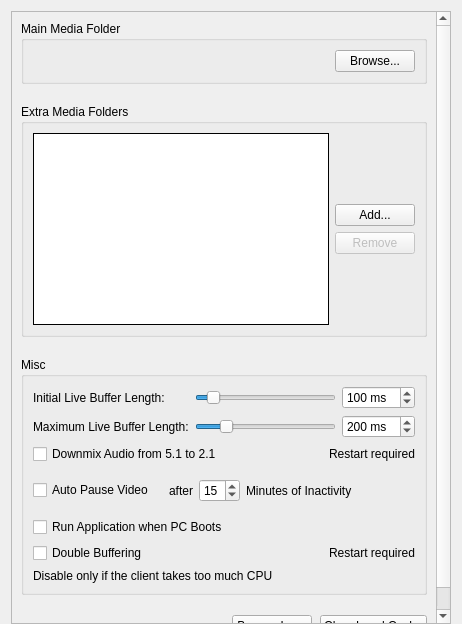
networkoptix/nx_open, file client/libclient/src/ui/widgets/local_settings/general_preferences_widget.ui: the form before one commit.
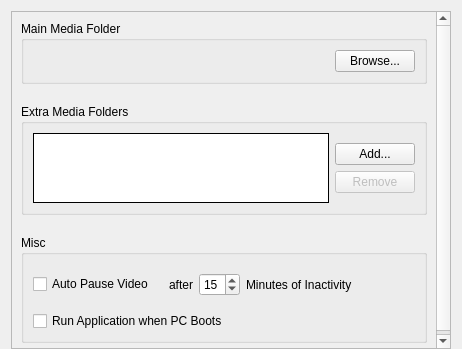
The form after the commit.

Commit message:
VMS-3317 - Add "Reset all warnings" button
<==== Mercurial data ====>
Branch: dev_3.0.0_gui

```diff
--- a/client/libclient/src/ui/widgets/local_settings/general_preferences_widget.ui
+++ b/client/libclient/src/ui/widgets/local_settings/general_preferences_widget.ui
@@ -7,7 +7,7 @@
     <x>0</x>
     <y>0</y>
     <width>462</width>
-    <height>624</height>
+    <height>349</height>
    </rect>
   </property>
   <property name="windowTitle">
@@ -34,7 +34,7 @@
         <x>0</x>
         <y>0</y>
         <width>442</width>
-        <height>613</height>
+        <height>338</height>
        </rect>
       </property>
       <layout class="QVBoxLayout" name="verticalLayout_2">
@@ -161,7 +161,7 @@
           <bool>true</bool>
          </property>
          <layout class="QGridLayout" name="gridLayout_2">
-          <item row="2" column="0" colspan="2">
+          <item row="0" column="0" colspan="2">
            <layout class="QHBoxLayout" name="pauseOnInactivityLayout" stretch="0,0,0">
             <item>
              <widget class="QCheckBox" name="pauseOnInactivityCheckBox">
@@ -221,194 +221,16 @@
             </item>
            </layout>
           </item>
-          <item row="1" column="1" alignment="Qt::AlignRight">
-           <widget class="QLabel" name="downmixWarningLabel">
-            <property name="text">
-             <string>Restart required</string>
-            </property>
-           </widget>
-          </item>
-          <item row="0" column="0" colspan="2">
-           <layout class="QGridLayout" name="gridLayout">
-            <item row="0" column="0">
-             <widget class="QLabel" name="initialLiveBufferLengthLabel">
-              <property name="text">
-               <string>Initial Live Buffer Length:</string>
-              </property>
-              <property name="buddy">
-               <cstring>initialLiveBufferLengthSlider</cstring>
-              </property>
-             </widget>
-            </item>
-            <item row="0" column="1">
-             <widget class="QSlider" name="initialLiveBufferLengthSlider">
-              <property name="minimum">
-               <number>10</number>
-              </property>
-              <property name="maximum">
-               <number>1000</number>
-              </property>
-              <property name="singleStep">
-               <number>10</number>
-              </property>
-              <property name="pageStep">
-               <number>100</number>
-              </property>
-              <property name="value">
-               <number>100</number>
-              </property>
-              <property name="orientation">
-               <enum>Qt::Horizontal</enum>
-              </property>
-             </widget>
-            </item>
-            <item row="0" column="2">
-             <widget class="QSpinBox" name="initialLiveBufferLengthSpinBox">
-              <property name="suffix">
-               <string> ms</string>
-              </property>
-              <property name="minimum">
-               <number>10</number>
-              </property>
-              <property name="maximum">
-               <number>1000</number>
-              </property>
-              <property name="singleStep">
-               <number>10</number>
-              </property>
-              <property name="value">
-               <number>100</number>
-              </property>
-             </widget>
-            </item>
-            <item row="1" column="0">
-             <widget class="QLabel" name="maximumLiveBufferLengthLabel">
-              <property name="text">
-               <string>Maximum Live Buffer Length:</string>
-              </property>
-              <property name="buddy">
-               <cstring>maximumLiveBufferLengthSlider</cstring>
-              </property>
-             </widget>
-            </item>
-            <item row="1" column="1">
-             <widget class="QSlider" name="maximumLiveBufferLengthSlider">
-              <property name="minimum">
-               <number>10</number>
-              </property>
-              <property name="maximum">
-               <number>1000</number>
-              </property>
-              <property name="singleStep">
-               <number>10</number>
-              </property>
-              <property name="pageStep">
-               <number>100</number>
-              </property>
-              <property name="value">
-               <number>200</number>
-              </property>
-              <property name="orientation">
-               <enum>Qt::Horizontal</enum>
-              </property>
-             </widget>
-            </item>
-            <item row="1" column="2">
-             <widget class="QSpinBox" name="maximumLiveBufferLengthSpinBox">
-              <property name="suffix">
-               <string> ms</string>
-              </property>
-              <property name="minimum">
-               <number>10</number>
-              </property>
-              <property name="maximum">
-               <number>1000</number>
-              </property>
-              <property name="singleStep">
-               <number>10</number>
-              </property>
-              <property name="value">
-               <number>200</number>
-              </property>
-             </widget>
-            </item>
-           </layout>
-          </item>
-          <item row="4" column="1" alignment="Qt::AlignRight">
-           <widget class="QLabel" name="doubleBufferRestartLabel">
-            <property name="text">
-             <string>Restart required</string>
-            </property>
-           </widget>
-          </item>
-          <item row="4" column="0">
-           <widget class="QCheckBox" name="doubleBufferCheckbox">
-            <property name="text">
-             <string>Double Buffering</string>
-            </property>
-           </widget>
-          </item>
-          <item row="3" column="0">
+          <item row="1" column="0">
            <widget class="QCheckBox" name="autoStartCheckBox">
             <property name="text">
              <string>Run Application when PC Boots</string>
             </property>
            </widget>
           </item>
-          <item row="1" column="0">
-           <widget class="QCheckBox" name="downmixAudioCheckBox">
-            <property name="text">
-             <string>Downmix Audio from 5.1 to 2.1</string>
-            </property>
-           </widget>
-          </item>
-          <item row="5" column="0" colspan="2">
-           <widget class="QLabel" name="doubleBufferWarningLabel">
-            <property name="text">
-             <string>Disable only if the client takes too much CPU</string>
-            </property>
-            <property name="wordWrap">
-             <bool>true</bool>
-            </property>
-           </widget>
-          </item>
          </layout>
         </widget>
        </item>
-       <item>
-        <layout class="QHBoxLayout" name="horizontalLayout">
-         <property name="spacing">
-          <number>8</number>
-         </property>
-         <item>
-          <spacer name="horizontalSpacer_2">
-           <property name="orientation">
-            <enum>Qt::Horizontal</enum>
-           </property>
-           <property name="sizeHint" stdset="0">
-            <size>
-             <width>40</width>
-             <height>20</height>
-            </size>
-           </property>
-          </spacer>
-         </item>
-         <item>
-          <widget class="QPushButton" name="browseLogsButton">
-           <property name="text">
-            <string>Browse Logs</string>
-           </property>
-          </widget>
-         </item>
-         <item>
-          <widget class="QPushButton" name="clearCacheButton">
-           <property name="text">
-            <string>Clear Local Cache</string>
-           </property>
-          </widget>
-         </item>
-        </layout>
-       </item>
       </layout>
      </widget>
     </widget>
```
Left out of the diff: 8 changed lines with no effect on the pictures. The commit also changes 9 other files.
